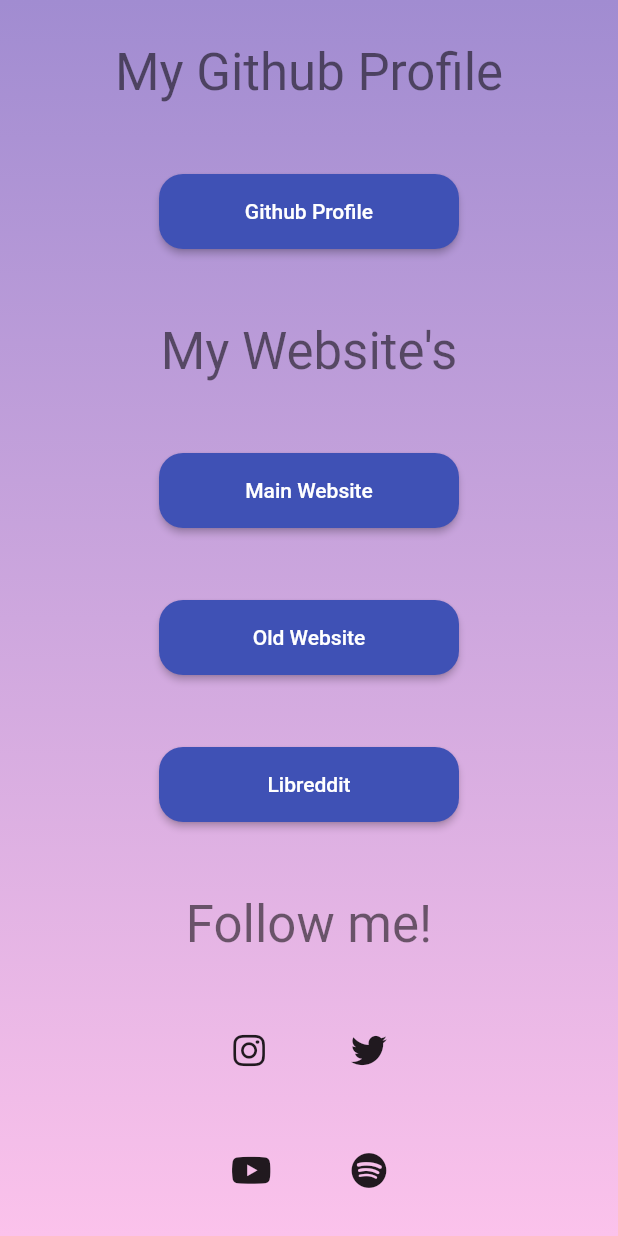
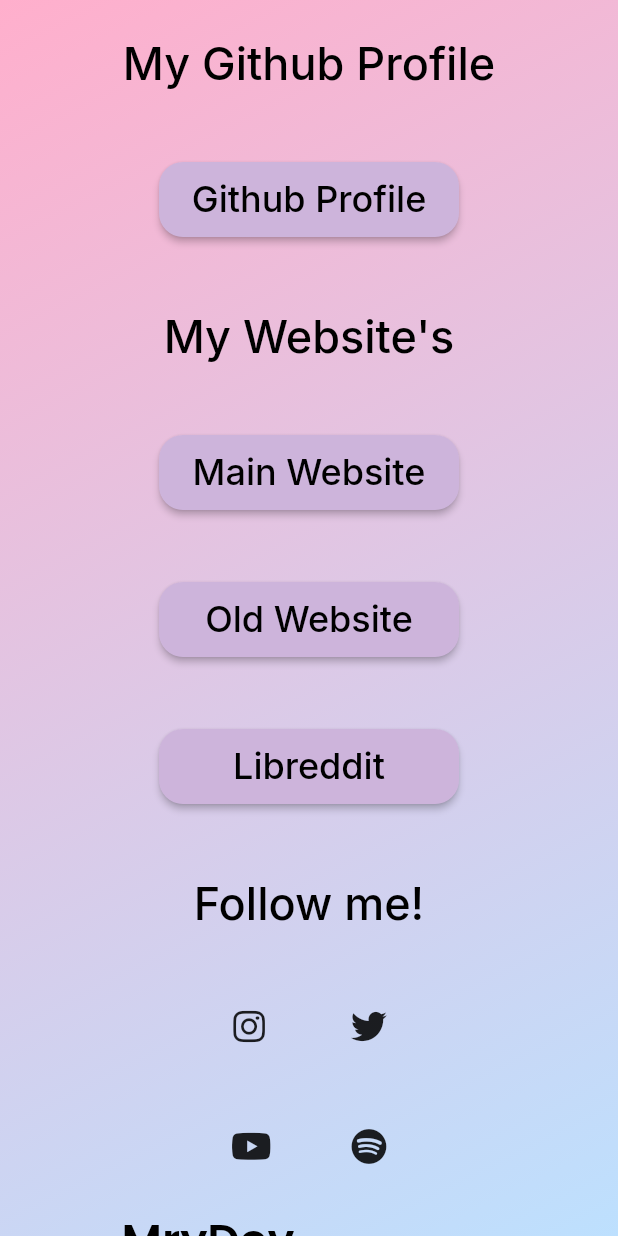
Before and after one commit to mrydev/links, a Flutter app: the screen it shows after launch, on a phone screen of 412 x 824 dp. Run offline on Flutter 3.47's test engine with Material 2 defaults, Android fonts, the phone set to English and light mode, and no system bars; drawn by our look-alikes of animated_text_kit; our stand-ins replace font_awesome_flutter, google_fonts; missing offline and left inert: dart:html.

Commit message:
kod temizlenecek!!

```diff
--- a/lib/homepage.dart
+++ b/lib/homepage.dart
@@ -1,7 +1,9 @@
 import 'package:flutter/material.dart';
 import "dart:html" as html;
+import 'package:animated_text_kit/animated_text_kit.dart';
 
 import 'package:font_awesome_flutter/font_awesome_flutter.dart';
+import 'package:google_fonts/google_fonts.dart';
 
 class MyHomePage extends StatefulWidget {
   const MyHomePage({super.key});
@@ -16,9 +18,9 @@ class _MyHomePageState extends State<MyHomePage> {
     return Container(
       decoration: const BoxDecoration(
           gradient: LinearGradient(
-        colors: [Color(0xffa18cd1), Color(0xfffbc2eb)],
-        begin: Alignment.topCenter,
-        end: Alignment.bottomCenter,
+        colors: [Color(0xffffafcc), Color(0xffbde0fe)],
+        begin: Alignment.topLeft,
+        end: Alignment.bottomRight,
       )),
       child: Scaffold(
         backgroundColor: Colors.transparent,
@@ -96,9 +98,55 @@ class _MyHomePageState extends State<MyHomePage> {
                     ),
                   ),
                 ],
-              )
+              ),
+              const AnimText(
+                  atext: "MryDev",
+                  atext2: "With",
+                  atext3: "Love",
+                  atext4: "Sex")
             ],
           ),
+        ),
+      ),
+    );
+  }
+}
+
+class AnimText extends StatelessWidget {
+  const AnimText({
+    Key? key,
+    required this.atext,
+    required this.atext2,
+    required this.atext3,
+    required this.atext4,
+  }) : super(key: key);
+
+  final String atext;
+  final String atext2;
+  final String atext3;
+  final String atext4;
+
+  @override
+  Widget build(BuildContext context) {
+    return SizedBox(
+      width: 250.0,
+      height: 100,
+      child: DefaultTextStyle(
+        style: GoogleFonts.poppins(
+            textStyle: Theme.of(context)
+                .textTheme
+                .headline4!
+                .copyWith(color: (Colors.black)),
+            fontSize: 30,
+            fontWeight: FontWeight.w600),
+        child: AnimatedTextKit(
+          animatedTexts: [
+            TypewriterAnimatedText(atext),
+            TypewriterAnimatedText(atext2),
+            TypewriterAnimatedText(atext3),
+            TypewriterAnimatedText(atext4),
+          ],
+          onTap: () {},
         ),
       ),
     );
@@ -119,7 +167,13 @@ class HeaderText extends StatelessWidget {
       padding: const EdgeInsets.all(24.0),
       child: Text(
         header,
-        style: Theme.of(context).textTheme.headline4,
+        style: GoogleFonts.inter(
+            textStyle: Theme.of(context)
+                .textTheme
+                .headline4!
+                .copyWith(color: (Colors.black)),
+            fontSize: 30,
+            fontWeight: FontWeight.w500),
       ),
     );
   }
@@ -146,13 +200,24 @@ class LinkButton extends StatelessWidget {
         height: 50,
         child: ElevatedButton(
             style: ButtonStyle(
+                backgroundColor:
+                    MaterialStateProperty.all(const Color(0xffcdb4db)),
                 shape: MaterialStateProperty.all<RoundedRectangleBorder>(
                     RoundedRectangleBorder(
                         borderRadius: BorderRadius.circular(16)))),
             onPressed: () {
               html.window.open(url, name);
             },
-            child: Text(text)),
+            child: Text(
+              text,
+              style: GoogleFonts.inter(
+                  textStyle: Theme.of(context)
+                      .textTheme
+                      .headline4!
+                      .copyWith(color: (Colors.black)),
+                  fontSize: 24,
+                  fontWeight: FontWeight.w500),
+            )),
       ),
     );
   }
--- a/lib/main.dart
+++ b/lib/main.dart
@@ -16,7 +16,7 @@ class MyApp extends StatelessWidget {
       debugShowCheckedModeBanner: false,
       title: 'My Links',
       theme: ThemeData(
-        primarySwatch: Colors.indigo,
+        primarySwatch: Colors.deepPurple,
       ),
       home: const MyHomePage(),
     );
--- a/pubspec.yaml
+++ b/pubspec.yaml
@@ -37,6 +37,8 @@ dependencies:
   # Use with the CupertinoIcons class for iOS style icons.
   cupertino_icons: ^1.0.2
   font_awesome_flutter: ^10.2.1
+  animated_text_kit: ^4.2.2
+  google_fonts: ^3.0.1
 
 dev_dependencies:
   flutter_test:
```
Also changed, not shown: pubspec.lock, 3 other files.
